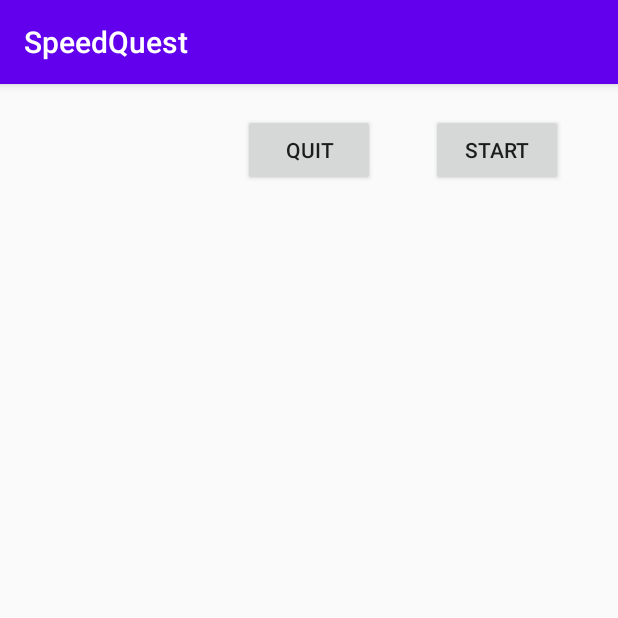
After one commit to Jaybit0/SpeedQuestAndroid, an Android app: the LobbyActivity screen opened directly, with no data from a screen before it, on a phone screen of 412 x 824 dp, the top half of it. The commit adds this screen. Run offline under Robolectric (Android 15) with nearby library versions, the phone set to English and light mode, and no system bars; libraries missing offline, so code that uses them is left out: com.koushikdutta.async; 1 statement that could not run was skipped.

Commit message:
Basic lobby-logic

```diff
--- a/app/src/main/AndroidManifest.xml
+++ b/app/src/main/AndroidManifest.xml
@@ -3,13 +3,14 @@
     package="de.dhbw.apps.speedquest">
 
     <application
-        android:name="de.dhbw.apps.speedquest.SpeedQuestApplication"
+        android:name=".SpeedQuestApplication"
         android:allowBackup="true"
         android:icon="@mipmap/ic_launcher"
         android:label="@string/app_name"
         android:roundIcon="@mipmap/ic_launcher_round"
         android:supportsRtl="true"
         android:theme="@style/AppTheme">
+        <activity android:name=".LobbyActivity"></activity>
         <activity android:name=".MainActivity">
             <intent-filter>
                 <action android:name="android.intent.action.MAIN" />
--- /dev/null
+++ b/app/src/main/java/de/dhbw/apps/speedquest/LobbyActivity.java
@@ -0,0 +1,67 @@
+package de.dhbw.apps.speedquest;
+
+import androidx.appcompat.app.AppCompatActivity;
+
+import android.content.Intent;
+import android.os.Bundle;
+import android.view.View;
+import android.widget.Button;
+
+import de.dhbw.apps.speedquest.client.SpeedQuestClient;
+import de.dhbw.apps.speedquest.client.infos.StartInfo;
+import de.dhbw.apps.speedquest.client.packets.PacketGameStateChange;
+import de.dhbw.apps.speedquest.client.packets.PacketStartGame;
+import de.dhbw.apps.speedquest.client.packets.internal.PacketQuit;
+
+public class LobbyActivity extends AppCompatActivity {
+
+    @Override
+    protected void onCreate(Bundle savedInstanceState) {
+        super.onCreate(savedInstanceState);
+        setContentView(R.layout.activity_lobby);
+
+        SpeedQuestApplication app = (SpeedQuestApplication)getApplication();
+        app.client.registerPacketHandler(this::onQuit, PacketQuit.class, this);
+        app.client.registerPacketHandler(this::onStart, PacketGameStateChange.class, this);
+
+        Button buttonStart = findViewById(R.id.buttonStart);
+        buttonStart.setVisibility(app.client.getGameCache().getSelf().isHost ? View.VISIBLE : View.INVISIBLE);
+        buttonStart.setOnClickListener(v -> startGame());
+
+        Button buttonQuit = findViewById(R.id.buttonQuit);
+        buttonQuit.setOnClickListener(v -> quitGame());
+    }
+
+    @Override
+    protected void onDestroy() {
+        super.onDestroy();
+        SpeedQuestApplication app = (SpeedQuestApplication)getApplication();
+        app.client.unregisterMappingsOfActivity(this);
+    }
+
+    public void quitGame() {
+        SpeedQuestApplication app = (SpeedQuestApplication)getApplication();
+        app.client.disconnect();
+    }
+
+    public void startGame() {
+        SpeedQuestApplication app = (SpeedQuestApplication)getApplication();
+
+        if (!app.client.getGameCache().getSelf().isHost)
+            return;
+
+        PacketStartGame startPacket = new PacketStartGame(new StartInfo(10));
+
+        app.client.sendAsync(startPacket);
+    }
+
+    public void onQuit(PacketQuit packet, SpeedQuestClient client) {
+        Intent i = new Intent(this, MainActivity.class);
+        i.addFlags(Intent.FLAG_ACTIVITY_CLEAR_TOP);
+        startActivity(i);
+    }
+
+    public void onStart(PacketGameStateChange packet, SpeedQuestClient client) {
+
+    }
+}
--- a/app/src/main/java/de/dhbw/apps/speedquest/SpeedQuestApplication.java
+++ b/app/src/main/java/de/dhbw/apps/speedquest/SpeedQuestApplication.java
@@ -6,6 +6,10 @@ import de.dhbw.apps.speedquest.client.SpeedQuestClient;
 
 public class SpeedQuestApplication extends Application {
 
-    public final SpeedQuestClient client = new SpeedQuestClient();
+    public final SpeedQuestClient client = new SpeedQuestClient(this);
+
+    public SpeedQuestApplication() {
+        client.getGameCache().register();
+    }
 
 }
--- a/app/src/main/java/de/dhbw/apps/speedquest/client/PacketHandlerContext.java
+++ b/app/src/main/java/de/dhbw/apps/speedquest/client/PacketHandlerContext.java
@@ -1,15 +1,23 @@
 package de.dhbw.apps.speedquest.client;
 
 import androidx.appcompat.app.AppCompatActivity;
+
+import java.util.UUID;
 
 import de.dhbw.apps.speedquest.client.packets.Packet;
 
 public class PacketHandlerContext<T extends Packet> {
 
+    final UUID id;
     final PacketHandler<T> handler;
     final AppCompatActivity activity;
 
     public PacketHandlerContext(PacketHandler<T> handler, AppCompatActivity activity) {
+        this(UUID.randomUUID(), handler, activity);
+    }
+
+    public PacketHandlerContext(UUID id, PacketHandler<T> handler, AppCompatActivity activity) {
+        this.id = id;
         this.handler = handler;
         this.activity = activity;
     }
--- a/app/src/main/java/de/dhbw/apps/speedquest/client/packets/Packet.java
+++ b/app/src/main/java/de/dhbw/apps/speedquest/client/packets/Packet.java
@@ -5,7 +5,7 @@ import com.google.gson.annotations.SerializedName;
 public abstract class Packet {
 
     @SerializedName("packet")
-    private String packetID;
+    protected String packetID;
 
     public String getPacketID() {
         return packetID;
--- /dev/null
+++ b/app/src/main/res/layout/activity_lobby.xml
@@ -0,0 +1,28 @@
+<?xml version="1.0" encoding="utf-8"?>
+<androidx.constraintlayout.widget.ConstraintLayout xmlns:android="http://schemas.android.com/apk/res/android"
+    xmlns:app="http://schemas.android.com/apk/res-auto"
+    xmlns:tools="http://schemas.android.com/tools"
+    android:layout_width="match_parent"
+    android:layout_height="match_parent"
+    tools:context=".LobbyActivity">
+
+    <Button
+        android:id="@+id/buttonQuit"
+        android:layout_width="wrap_content"
+        android:layout_height="wrap_content"
+        android:text="Quit"
+        android:layout_marginTop="20dp"
+        app:layout_constraintTop_toTopOf="parent"
+        app:layout_constraintStart_toStartOf="parent"
+        app:layout_constraintEnd_toEndOf="parent"/>
+
+    <Button
+        android:id="@+id/buttonStart"
+        android:layout_width="wrap_content"
+        android:layout_height="wrap_content"
+        android:text="Start"
+        android:layout_marginTop="20dp"
+        app:layout_constraintTop_toTopOf="parent"
+        app:layout_constraintStart_toEndOf="@id/buttonQuit"
+        app:layout_constraintEnd_toEndOf="parent"/>
+</androidx.constraintlayout.widget.ConstraintLayout>
```
Also changed, not shown: app/src/main/java/de/dhbw/apps/speedquest/MainActivity.java (+7 -4 lines), app/src/main/java/de/dhbw/apps/speedquest/client/GameCache.java (+65 -6 lines), app/src/main/java/de/dhbw/apps/speedquest/client/SpeedQuestClient.java (+65 -18 lines), app/src/main/java/de/dhbw/apps/speedquest/client/infos/StartInfo.java (added, +21 -0 lines), app/src/main/java/de/dhbw/apps/speedquest/client/packets/PacketStartGame.java (added, +25 -0 lines), app/src/main/java/de/dhbw/apps/speedquest/client/packets/internal/PacketGameInitialized.java (added, +8 -0 lines), app/src/main/java/de/dhbw/apps/speedquest/client/packets/internal/PacketGameStateChanged.java (added, +26 -0 lines), app/src/main/java/de/dhbw/apps/speedquest/client/packets/internal/PacketQuit.java (added, +8 -0 lines).
